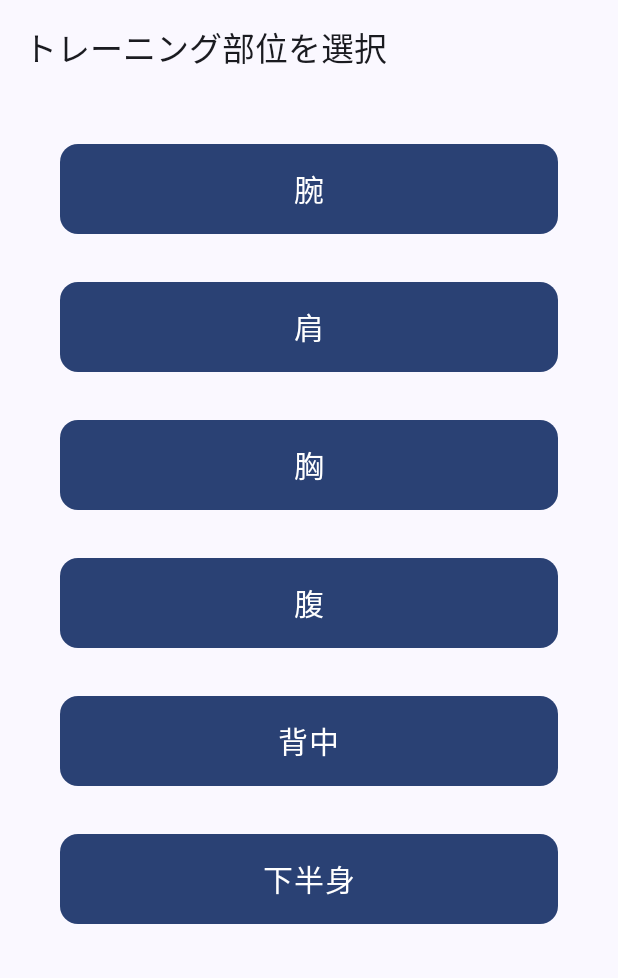
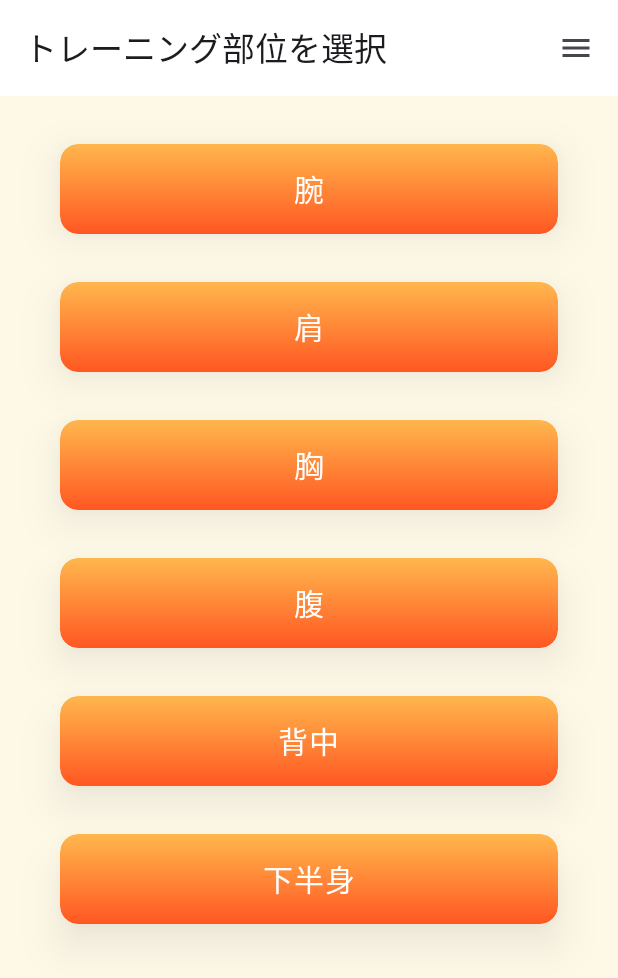
Before and after one commit to sh0-hei/training-feedback-app, an Android app built with Jetpack Compose: the screen it shows after launch (MainActivity), on a phone screen of 412 x 824 dp. Shown: the top 978 px of the screen. Run offline under Robolectric (Android 15) with nearby library versions, the phone set to English and light mode, and no system bars.

Commit message:
各画面の軽微な変更を追加

```diff
--- a/app/build.gradle.kts
+++ b/app/build.gradle.kts
@@ -50,6 +50,8 @@ dependencies {
     implementation(libs.androidx.ui.tooling.preview)
     implementation(libs.androidx.material3)
     implementation("androidx.navigation:navigation-compose:2.7.5")
+    implementation("androidx.compose.ui:ui:1.4.3")
+    implementation("androidx.compose.material3:material3:1.1.1")
     testImplementation(libs.junit)
     androidTestImplementation(libs.androidx.junit)
     androidTestImplementation(libs.androidx.espresso.core)
--- a/app/src/main/java/com/example/training_feedback_app/MainActivity.kt
+++ b/app/src/main/java/com/example/training_feedback_app/MainActivity.kt
@@ -13,7 +13,9 @@ class MainActivity : ComponentActivity() {
     override fun onCreate(savedInstanceState: Bundle?) {
         super.onCreate(savedInstanceState)
         setContent {
-            TrainingFeedbackAppTheme {
+            TrainingFeedbackAppTheme(
+                dynamicColor = false
+            ) {
                 val navController = rememberNavController()
                 val speechManager = remember { SpeechManager(this) }
 
--- a/app/src/main/java/com/example/training_feedback_app/ui/component/CustomButton.kt
+++ b/app/src/main/java/com/example/training_feedback_app/ui/component/CustomButton.kt
@@ -11,7 +11,7 @@ import androidx.compose.ui.unit.dp
 @Composable
 fun StartWorkoutButton(
     modifier: Modifier = Modifier,
-    text: String = "開始",
+    text: String = "撮影開始",
     onClick: () -> Unit
 ) {
     Button(
--- a/app/src/main/java/com/example/training_feedback_app/ui/component/TrainingPartButton.kt
+++ b/app/src/main/java/com/example/training_feedback_app/ui/component/TrainingPartButton.kt
@@ -4,14 +4,19 @@ import androidx.compose.foundation.background
 import androidx.compose.foundation.clickable
 import androidx.compose.foundation.layout.*
 import androidx.compose.foundation.shape.RoundedCornerShape
-import androidx.compose.material3.MaterialTheme
 import androidx.compose.material3.Text
 import androidx.compose.runtime.Composable
 import androidx.compose.ui.Alignment
 import androidx.compose.ui.Modifier
+import androidx.compose.ui.draw.clip
+import androidx.compose.ui.graphics.Brush
 import androidx.compose.ui.graphics.Color
 import androidx.compose.ui.unit.dp
 import androidx.compose.ui.unit.sp
+import com.example.training_feedback_app.ui.style.hoverableShadow
+import com.example.training_feedback_app.ui.theme.DefaultButtonShape
+import com.example.training_feedback_app.ui.theme.GradientStart
+import com.example.training_feedback_app.ui.theme.GradientEnd
 
 @Composable
 fun TrainingPartButton(
@@ -26,11 +31,17 @@ fun TrainingPartButton(
             .fillMaxWidth()
             .padding(vertical = 8.dp, horizontal = 16.dp)
             .height(60.dp)
+            .hoverableShadow(
+                onClick = onClick,
+                enabled = enabled,
+                shape = DefaultButtonShape
+            )
+            .clip(DefaultButtonShape)
             .background(
-                color = MaterialTheme.colorScheme.primary,
-                shape = RoundedCornerShape(12.dp)
+                brush = Brush.verticalGradient(listOf(GradientStart, GradientEnd)),
+                shape = DefaultButtonShape
             )
-            .clickable(enabled = enabled) { onClick() }
+            // .clickable(enabled = enabled) { onClick() }
     ) {
         Text(
             text = partName,
--- a/app/src/main/java/com/example/training_feedback_app/ui/screen/HomeScreen.kt
+++ b/app/src/main/java/com/example/training_feedback_app/ui/screen/HomeScreen.kt
@@ -1,5 +1,6 @@
 package com.example.training_feedback_app.ui.screen
 
+import androidx.compose.foundation.background
 import androidx.compose.foundation.layout.*
 import androidx.compose.material3.*
 import androidx.compose.runtime.Composable
@@ -8,19 +9,31 @@ import androidx.compose.ui.unit.dp
 import androidx.navigation.NavController
 import com.example.training_feedback_app.ui.component.TrainingPartListSection
 
+import androidx.compose.material.icons.Icons
+import androidx.compose.material.icons.filled.Menu
+
 @OptIn(ExperimentalMaterial3Api::class)
 @Composable
 fun HomeScreen(navController: NavController) {
     Scaffold(
         topBar = {
             TopAppBar(
-                title = { Text("トレーニング部位を選択") }
+                title = { Text("トレーニング部位を選択") },
+                actions = {
+                    IconButton(onClick = { /* TODO: メニュー開閉処理 */ }) {
+                        Icon(
+                            imageVector = Icons.Default.Menu,
+                            contentDescription = "メニュー"
+                        )
+                    }
+                }
             )
         }
     ) { innerPadding ->
         Column(
             modifier = Modifier
                 .fillMaxSize()
+                .background(MaterialTheme.colorScheme.background)
                 .padding(innerPadding)
                 .padding(24.dp),
             verticalArrangement = Arrangement.spacedBy(16.dp)
--- /dev/null
+++ b/app/src/main/java/com/example/training_feedback_app/ui/style/HoverableShadow.kt
@@ -0,0 +1,48 @@
+package com.example.training_feedback_app.ui.style
+
+import androidx.compose.animation.core.animateFloatAsState
+import androidx.compose.foundation.clickable
+import androidx.compose.foundation.interaction.MutableInteractionSource
+import androidx.compose.foundation.interaction.collectIsPressedAsState
+import androidx.compose.runtime.*
+import androidx.compose.ui.Modifier
+import androidx.compose.ui.draw.scale
+import androidx.compose.ui.draw.shadow
+import androidx.compose.ui.graphics.Color
+import androidx.compose.foundation.shape.RoundedCornerShape
+import androidx.compose.ui.unit.dp
+import com.example.training_feedback_app.ui.theme.DefaultButtonShape
+
+@Composable
+fun Modifier.hoverableShadow(
+    onClick: () -> Unit,
+    enabled: Boolean = true,
+    shape: RoundedCornerShape = DefaultButtonShape
+): Modifier {
+    val interactionSource = remember { MutableInteractionSource() }
+    val isPressed = interactionSource.collectIsPressedAsState().value
+
+    val scale by animateFloatAsState(
+        targetValue = if (isPressed) 0.95f else 1.0f,
+        label = "buttonScale"
+    )
+    val elevation by animateFloatAsState(
+        targetValue = if (isPressed) 1f else 16f,
+        label = "buttonElevation"
+    )
+
+    return this
+        .scale(scale)
+        .shadow(
+            elevation = elevation.dp,
+            shape = shape,
+            ambientColor = Color.Black.copy(alpha = 0.4f),
+            spotColor = Color.Black.copy(alpha = 0.4f)
+        )
+        .clickable(
+            interactionSource = interactionSource,
+            indication = null,
+            enabled = enabled,
+            onClick = onClick
+        )
+}
--- a/app/src/main/java/com/example/training_feedback_app/ui/theme/Color.kt
+++ b/app/src/main/java/com/example/training_feedback_app/ui/theme/Color.kt
@@ -4,10 +4,10 @@ import androidx.compose.ui.graphics.Color
 
 val VibrantOrange = Color(0xFFFF7043)
 val SoftCoral = Color(0xFFFF8A65)
-val BackgroundCream = Color(0xFFFFF9E5)
+val IvoryTint = Color(0xFFFEF9E7)
 
-val GradientStart = Color(0xFFFF8A65)
-val GradientEnd = Color(0xFFFF7043)
+val GradientStart = Color(0xFFFFB74D)
+val GradientEnd = Color(0xFFFF5722)
 
 val Purple80 = Color(0xFFD0BCFF)
 val PurpleGrey80 = Color(0xFFCCC2DC)
--- a/app/src/main/java/com/example/training_feedback_app/ui/theme/Shape.kt
+++ b/app/src/main/java/com/example/training_feedback_app/ui/theme/Shape.kt
@@ -1 +1,6 @@
 package com.example.training_feedback_app.ui.theme
+
+import androidx.compose.foundation.shape.RoundedCornerShape
+import androidx.compose.ui.unit.dp
+
+val DefaultButtonShape = RoundedCornerShape(12.dp)
--- a/app/src/main/java/com/example/training_feedback_app/ui/theme/Theme.kt
+++ b/app/src/main/java/com/example/training_feedback_app/ui/theme/Theme.kt
@@ -33,7 +33,7 @@ private val LightColorScheme = lightColorScheme(
     onSecondary = Color.White,
     tertiary = Color(0xFFFFAB91), // 薄オレンジ系
     onTertiary = Color.White,
-    background = BackgroundCream,
+    background = IvoryTint,
     surface = Color.White,
     onBackground = Color(0xFF1C1B1F),
     onSurface = Color(0xFF1C1B1F)
```
Also changed, not shown: app/src/main/java/com/example/training_feedback_app/ui/component/TrainingMenuButton.kt (+15 -4 lines), app/src/main/java/com/example/training_feedback_app/ui/screen/CaptureScreen.kt (+50 -7 lines), app/src/main/java/com/example/training_feedback_app/ui/screen/TrainingMenuScreen.kt (+12 -1 lines), app/src/main/java/com/example/training_feedback_app/ui/style/DefaultShadow.kt (added, +14 -0 lines), app/src/main/res/drawable/dumbbell_curl_reference.png (added).
